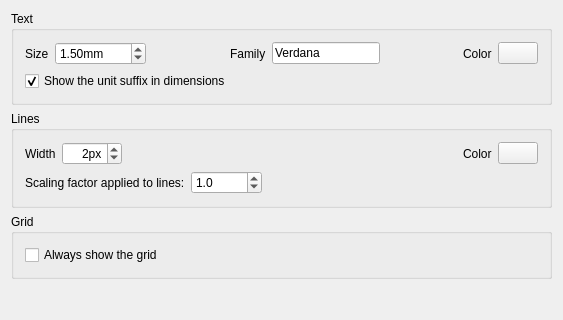
The window that Gui/Resources/ui/preferences-gdt.ui (juanvanyo/FreeCAD-GDT) describes before a commit, drawn with Qt 5; both pictures show x 0 to 563 and y 0 to 320 of the 563 by 506 pixel window.
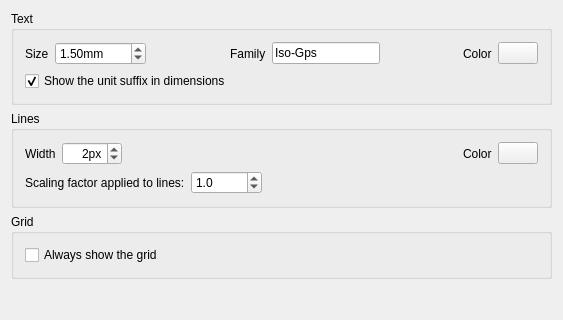
The same window after the commit. Custom widgets are drawn as their Qt base class.

Commit message:
Continue Analyse
Insert print for analyse

Patch:
```diff
--- a/Gui/Resources/ui/preferences-gdt.ui
+++ b/Gui/Resources/ui/preferences-gdt.ui
@@ -86,7 +86,7 @@
            <string>Text family</string>
           </property>
           <property name="text">
-           <string>Verdana</string>
+           <string>Iso-Gps</string>
           </property>
           <property name="prefEntry" stdset="0">
            <cstring>textFamily</cstring>
```
The commit also changes 1 other file.
